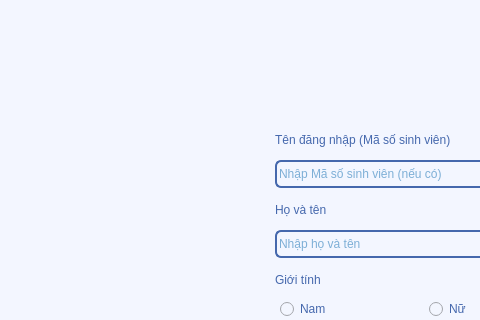
First picture: the form in dang_ky_dialog.ui, repository thanhtrung411/PBL2_new, before the edit; both pictures show x 0 to 480 and y 0 to 320 of the 1317 by 740 pixel window.
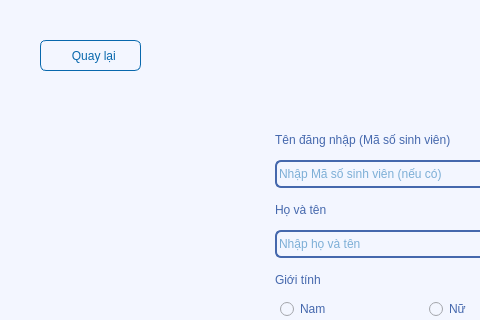
Second picture: the form after the edit.

The edit to the form file:
```diff
--- a/dang_ky_dialog.ui
+++ b/dang_ky_dialog.ui
@@ -398,6 +398,29 @@
      <string/>
     </property>
    </widget>
+   <widget class="QPushButton" name="return_home">
+    <property name="geometry">
+     <rect>
+      <x>40</x>
+      <y>40</y>
+      <width>101</width>
+      <height>31</height>
+     </rect>
+    </property>
+    <property name="cursor">
+     <cursorShape>PointingHandCursor</cursorShape>
+    </property>
+    <property name="styleSheet">
+     <string notr="true">
+  background: rgb(243, 246, 255);
+  color: rgb(8, 104, 173);
+  border:1px solid rgb(8, 104, 173);
+  border-radius: 6px;</string>
+    </property>
+    <property name="text">
+     <string>  Quay lại</string>
+    </property>
+   </widget>
   </widget>
   <widget class="QMenuBar" name="menubar">
    <property name="geometry">
```
Left out of the diff: 8 changed lines with no effect on the pictures.
